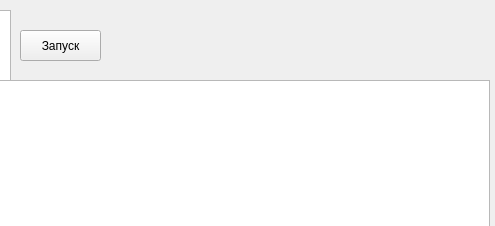
This is main.ui in MakarenkoArtem/r3.0 as Qt 5 draws it before an edit; both pictures show x 240 to 735 and y 0 to 226 of the 735 by 226 pixel window. The edited form follows.
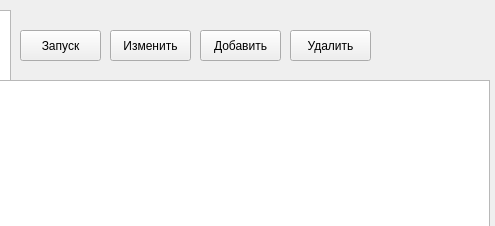
This is the edited form.

Diff of the .ui file:
```diff
--- a/main.ui
+++ b/main.ui
@@ -36,6 +36,44 @@
     <string>Запуск</string>
    </property>
   </widget>
+  <widget class="QPushButton" name="pushButton_2">
+   <property name="geometry">
+    <rect>
+     <x>350</x>
+     <y>30</y>
+     <width>81</width>
+     <height>31</height>
+    </rect>
+   </property>
+   <property name="text">
+    <string>Изменить</string>
+   </property>
+  </widget>
+  <widget class="QPushButton" name="pushButton_3">
+   <property name="geometry">
+    <rect>
+     <x>440</x>
+     <y>30</y>
+     <width>81</width>
+     <height>31</height>
+    </rect>
+   </property>
+   <property name="text">
+    <string>Добавить</string>
+   </property>
+  </widget><widget class="QPushButton" name="pushButton_4">
+   <property name="geometry">
+    <rect>
+     <x>530</x>
+     <y>30</y>
+     <width>81</width>
+     <height>31</height>
+    </rect>
+   </property>
+   <property name="text">
+    <string>Удалить</string>
+   </property>
+  </widget>
   <widget class="QTableWidget" name="tableWidget">
    <property name="geometry">
     <rect>
```
Left out of the diff: 2 changed lines with no effect on the pictures.
